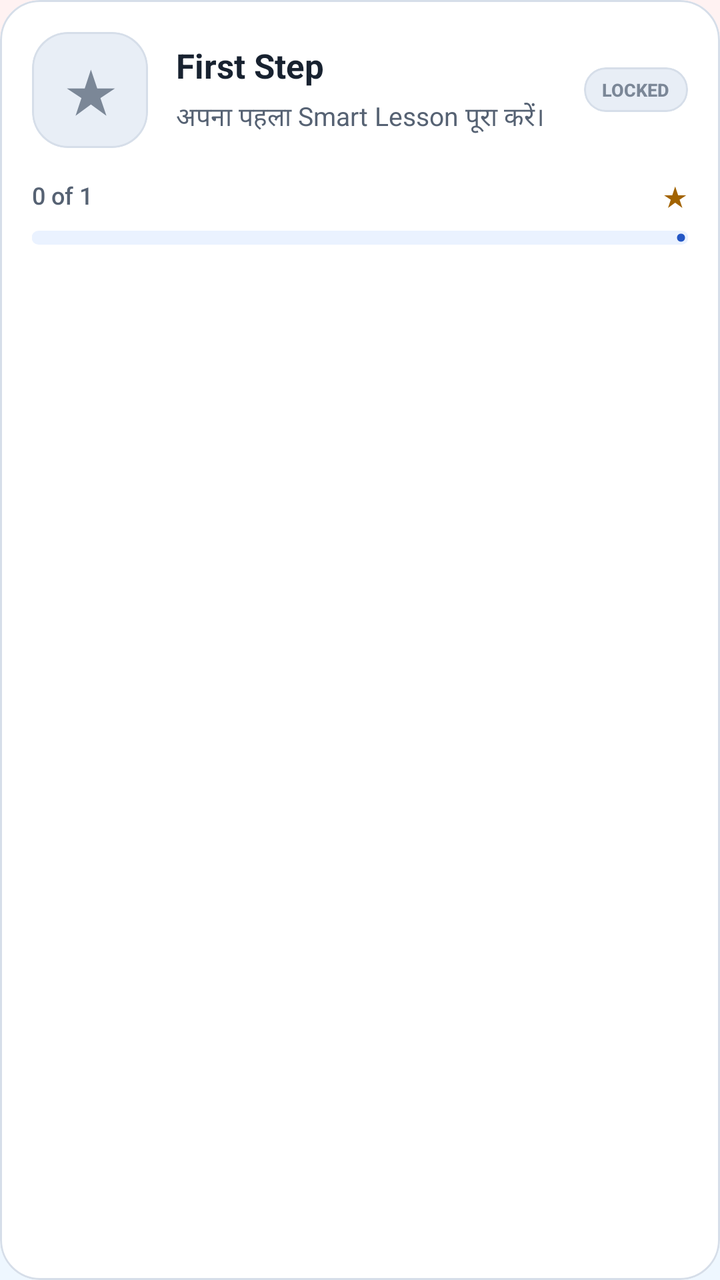
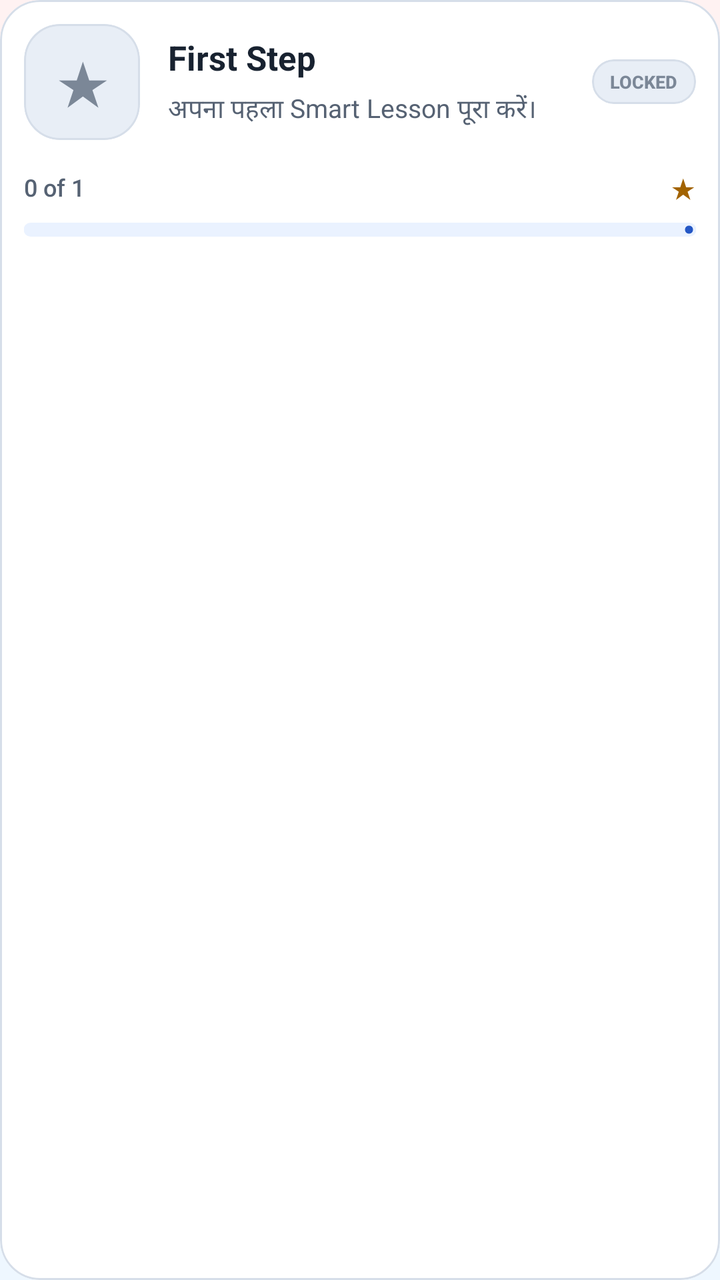

Compare the two renders of this Android layout. The source of the first and the diff that turns it into the second are given below.
<!-- AndroidManifest.xml: application theme Theme.StudySaathi -->
<!-- res/layout/item_achievement.xml -->
<?xml version="1.0" encoding="utf-8"?>
<com.google.android.material.card.MaterialCardView xmlns:android="http://schemas.android.com/apk/res/android"
    xmlns:app="http://schemas.android.com/apk/res-auto"
    android:id="@+id/cardAchievement"
    android:layout_width="match_parent"
    android:layout_height="wrap_content"
    android:layout_marginBottom="12dp"
    app:cardBackgroundColor="@color/ss_surface"
    app:cardCornerRadius="20dp"
    app:cardElevation="0dp"
    app:strokeColor="@color/ss_outline"
    app:strokeWidth="1dp">

    <LinearLayout
        android:layout_width="match_parent"
        android:layout_height="wrap_content"
        android:orientation="vertical"
        android:padding="16dp">

        <LinearLayout
            android:layout_width="match_parent"
            android:layout_height="wrap_content"
            android:gravity="center_vertical"
            android:orientation="horizontal">

            <com.google.android.material.card.MaterialCardView
                android:id="@+id/cardAchievementIcon"
                android:layout_width="58dp"
                android:layout_height="58dp"
                app:cardBackgroundColor="@color/ss_surface_muted"
                app:cardCornerRadius="18dp"
                app:cardElevation="0dp"
                app:strokeColor="@color/ss_outline"
                app:strokeWidth="1dp">

                <TextView
                    android:id="@+id/textAchievementIcon"
                    android:layout_width="match_parent"
                    android:layout_height="match_parent"
                    android:fontFamily="sans-serif-rounded"
                    android:gravity="center"
                    android:text="★"
                    android:textColor="@color/ss_text_muted"
                    android:textSize="27sp"
                    android:textStyle="bold" />

            </com.google.android.material.card.MaterialCardView>

            <LinearLayout
                android:layout_width="0dp"
                android:layout_height="wrap_content"
                android:layout_marginStart="14dp"
                android:layout_weight="1"
                android:orientation="vertical">

                <TextView
                    android:id="@+id/textAchievementTitle"
                    android:layout_width="match_parent"
                    android:layout_height="wrap_content"
                    android:fontFamily="sans-serif-rounded"
                    android:text="@string/achievement_first_step_title"
                    android:textColor="@color/ss_text_primary"
                    android:textSize="17sp"
                    android:textStyle="bold" />

                <TextView
                    android:id="@+id/textAchievementDescription"
                    android:layout_width="match_parent"
                    android:layout_height="wrap_content"
                    android:layout_marginTop="5dp"
                    android:fontFamily="sans-serif"
                    android:lineSpacingExtra="2dp"
                    android:text="@string/achievement_first_step_description"
                    android:textColor="@color/ss_text_secondary"
                    android:textSize="13sp" />

            </LinearLayout>

            <com.google.android.material.card.MaterialCardView
                android:id="@+id/cardAchievementStatus"
                android:layout_width="wrap_content"
                android:layout_height="wrap_content"
                android:layout_marginStart="7dp"
                app:cardBackgroundColor="@color/ss_surface_muted"
                app:cardCornerRadius="11dp"
                app:cardElevation="0dp"
                app:strokeColor="@color/ss_outline"
                app:strokeWidth="1dp">

                <TextView
                    android:id="@+id/textAchievementStatus"
                    android:layout_width="wrap_content"
                    android:layout_height="wrap_content"
                    android:fontFamily="sans-serif-medium"
                    android:paddingStart="9dp"
                    android:paddingTop="5dp"
                    android:paddingEnd="9dp"
                    android:paddingBottom="5dp"
                    android:text="@string/achievement_locked"
                    android:textColor="@color/ss_text_muted"
                    android:textSize="9sp"
                    android:textStyle="bold" />

            </com.google.android.material.card.MaterialCardView>

        </LinearLayout>

        <LinearLayout
            android:layout_width="match_parent"
            android:layout_height="wrap_content"
            android:layout_marginTop="14dp"
            android:gravity="center_vertical"
            android:orientation="horizontal">

            <TextView
                android:id="@+id/textAchievementProgress"
                android:layout_width="0dp"
                android:layout_height="wrap_content"
                android:layout_weight="1"
                android:fontFamily="sans-serif-medium"
                android:text="0 of 1"
                android:textColor="@color/ss_text_secondary"
                android:textSize="12sp" />

            <TextView
                android:layout_width="wrap_content"
                android:layout_height="wrap_content"
                android:fontFamily="sans-serif-rounded"
                android:text="★"
                android:textColor="@color/ss_warning"
                android:textSize="14sp" />

        </LinearLayout>

        <com.google.android.material.progressindicator.LinearProgressIndicator
            android:id="@+id/progressAchievement"
            android:layout_width="match_parent"
            android:layout_height="wrap_content"
            android:layout_marginTop="8dp"
            android:max="100"
            android:progress="0"
            app:indicatorColor="@color/ss_primary"
            app:trackColor="@color/ss_blue_soft"
            app:trackCornerRadius="4dp"
            app:trackThickness="7dp" />

    </LinearLayout>

</com.google.android.material.card.MaterialCardView>
<!-- resources referenced by this layout -->
<resources>
  <color name="ss_blue_soft">#EAF2FF</color>
  <color name="ss_outline">#D6DEE9</color>
  <color name="ss_primary">#2457C5</color>
  <color name="ss_surface">#FFFFFF</color>
  <color name="ss_surface_muted">#E8EEF6</color>
  <color name="ss_text_muted">#7B8797</color>
  <color name="ss_text_primary">#182230</color>
  <color name="ss_text_secondary">#566273</color>
  <color name="ss_warning">#A26300</color>
  <string name="achievement_first_step_description">
          अपना पहला Smart Lesson पूरा करें।
      </string>
  <string name="achievement_first_step_title">
          First Step
      </string>
  <string name="achievement_locked">
          LOCKED
      </string>
  <style name="Theme.StudySaathi" parent="Theme.Material3.DayNight.NoActionBar">
  
          
          <item name="colorPrimary">@color/ss_primary</item>
          <item name="colorOnPrimary">@color/ss_on_primary</item>
          <item name="colorPrimaryContainer">@color/ss_blue_soft</item>
          <item name="colorOnPrimaryContainer">@color/ss_primary_dark</item>
  
          <item name="colorSecondary">@color/ss_secondary</item>
          <item name="colorOnSecondary">@color/ss_on_secondary</item>
          <item name="colorSecondaryContainer">@color/ss_teal_soft</item>
          <item name="colorOnSecondaryContainer">@color/ss_secondary</item>
  
          <item name="colorTertiary">@color/ss_tertiary</item>
          <item name="colorOnTertiary">@color/ss_on_tertiary</item>
          <item name="colorTertiaryContainer">@color/ss_yellow_soft</item>
          <item name="colorOnTertiaryContainer">@color/ss_tertiary</item>
  
          
          <item name="android:colorBackground">@color/ss_background</item>
          <item name="colorSurface">@color/ss_surface</item>
          <item name="colorSurfaceVariant">@color/ss_surface_soft</item>
          <item name="colorOnSurface">@color/ss_text_primary</item>
          <item name="colorOnSurfaceVariant">@color/ss_text_secondary</item>
  
          
          <item name="colorOutline">@color/ss_outline</item>
          <item name="colorError">@color/ss_error</item>
          <item name="colorOnError">@color/white</item>
          <item name="colorErrorContainer">@color/ss_red_soft</item>
          <item name="colorOnErrorContainer">@color/ss_error</item>
  
          
          <item name="android:windowBackground">@drawable/bg_app_soft_mix</item>
          <item name="android:statusBarColor">@color/ss_background</item>
          <item name="android:navigationBarColor">@color/ss_background</item>
  
          <item name="android:windowLightStatusBar">true</item>
          <item name="android:windowLightNavigationBar">true</item>
          <item name="android:forceDarkAllowed">false</item>
  
          <item name="android:windowNoTitle">true</item>
          <item name="windowActionModeOverlay">true</item>
  
          
          <item name="android:colorAccent">@color/ss_primary</item>
          <item name="colorControlActivated">@color/ss_primary</item>
          <item name="colorControlNormal">@color/ss_text_secondary</item>
  
      </style>
  <color name="ss_on_primary">#FFFFFF</color>
  <color name="ss_primary_dark">#173F99</color>
  <color name="ss_secondary">#087F8C</color>
  <color name="ss_on_secondary">#FFFFFF</color>
  <color name="ss_teal_soft">#EAF8F8</color>
  <color name="ss_tertiary">#8A5A00</color>
  <color name="ss_on_tertiary">#FFFFFF</color>
  <color name="ss_yellow_soft">#FFF8E8</color>
  <color name="ss_background">#F7F9FC</color>
  <color name="ss_surface_soft">#F0F4FA</color>
  <color name="ss_error">#BA1A1A</color>
  <color name="white">#FFFFFFFF</color>
  <color name="ss_red_soft">#FFF0F0</color>
  <!-- drawable bg_app_soft_mix (drawable) -->
  <?xml version="1.0" encoding="utf-8"?>
  <shape xmlns:android="http://schemas.android.com/apk/res/android"
      android:shape="rectangle">
  
      <gradient
          android:angle="270"
          android:centerColor="#F2FBF3"
          android:endColor="#EEF7FF"
          android:startColor="#FFF2F2"
          android:type="linear" />
  
  </shape>
</resources>

<!-- the commit's change to res/layout/item_achievement.xml (unified diff, before → after) -->
@@ -15,7 +15,7 @@
         android:layout_width="match_parent"
         android:layout_height="wrap_content"
         android:orientation="vertical"
-        android:padding="16dp">
+        android:padding="12dp">
 
         <LinearLayout
             android:layout_width="match_parent"
